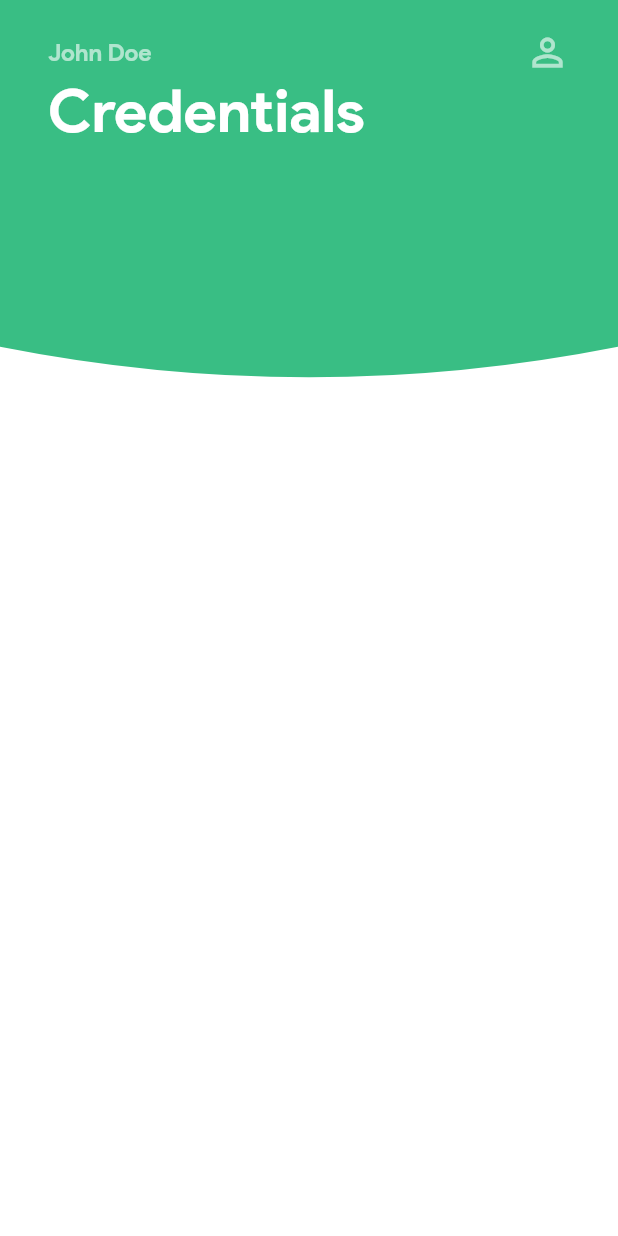
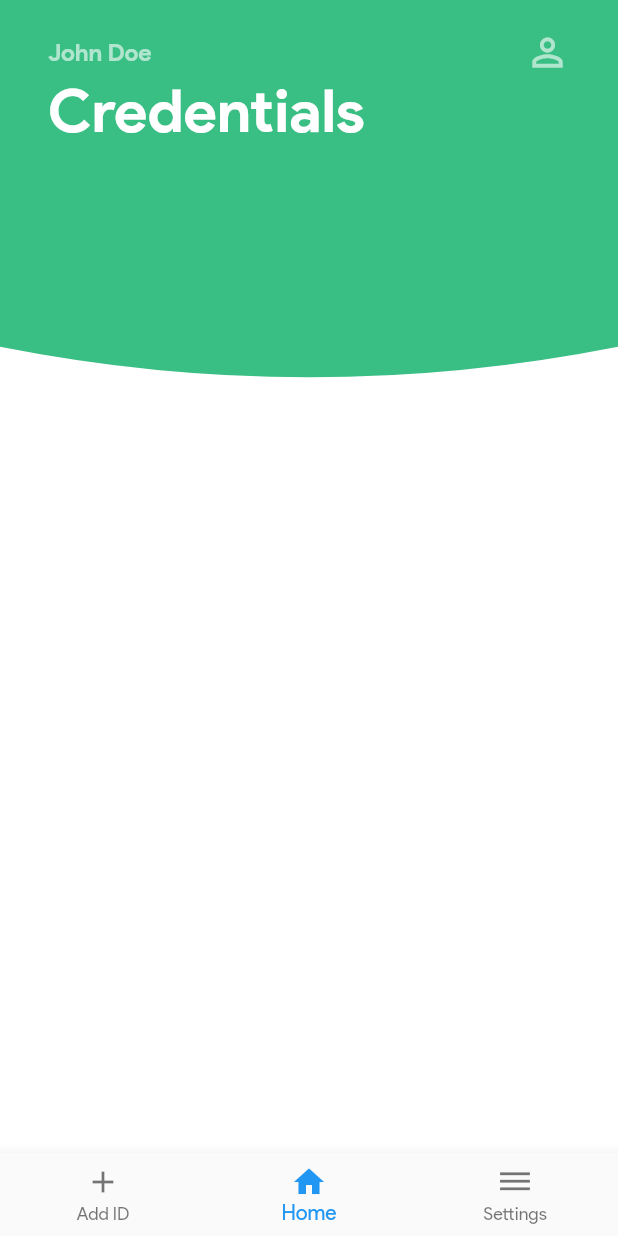
Before and after one commit to FlexFinTx/flutter-wallet, a Flutter app: the HomePage screen opened directly, on a phone screen of 412 x 824 dp. Run offline on Flutter 3.47's test engine with Material 2 defaults, Android fonts, the phone set to English and light mode, and no system bars; missing offline and left inert: qrscan.

Commit message:
added bottom-navbar

```diff
--- a/lib/main.dart
+++ b/lib/main.dart
@@ -1,6 +1,8 @@
 import 'package:flexid_wallet/styles.dart';
 import 'package:flexid_wallet/ui/pages/register/register.dart';
 import 'package:flutter/material.dart';
+
+import 'ui/pages/homepage/homepage.dart';
 
 void main() => runApp(MyApp());
 
@@ -16,6 +18,7 @@ class MyApp extends StatelessWidget {
             primaryColor: primaryColor,
             accentColor: accentColor,
             fontFamily: "ProductSans"),
-        home: Register());
+        // home: Register());
+        home: HomePage());
   }
 }
--- /dev/null
+++ b/lib/ui/components/navigation_bar/bottom_navigation_bar.dart
@@ -0,0 +1,64 @@
+import 'package:flutter/material.dart';
+import 'dart:async';
+import 'package:qrscan/qrscan.dart' as scanner;
+
+class BottomNavigation extends StatefulWidget {
+  @override
+  _BottomNavigationState createState() {
+    return _BottomNavigationState();
+  }
+}
+
+class _BottomNavigationState extends State<BottomNavigation> {
+  int _currentIndex = 1;
+  var result = null;
+  Future _scanQR() async {
+    var qrResult;
+    if (result == null) _currentIndex = 1;
+    qrResult = await scanner.scan();
+
+    setState(() {
+      result = qrResult;
+      _currentIndex = 0;
+    });
+  }
+
+  @override
+  Widget build(BuildContext context) {
+    return Container(
+      height:55,
+      child: Scaffold(
+        bottomNavigationBar: BottomNavigationBar(
+          currentIndex: _currentIndex,
+          items: [
+            BottomNavigationBarItem(
+              icon: Icon(Icons.add),
+              title: Text('Add ID'),
+            ),
+            BottomNavigationBarItem(
+              icon: Icon(Icons.home),
+              title: Text('Home'),
+            ),
+            BottomNavigationBarItem(
+              icon: Icon(Icons.dehaze),
+              title: Text('Settings'),
+            ),
+          ],
+          onTap: (index) {
+            setState(
+              () {
+                _currentIndex = index;
+                if (_currentIndex == 0) {
+                  result = null;
+                  _scanQR();
+                } else {
+                  result = null;
+                }
+              },
+            );
+          },
+        ),
+      ),
+    );
+  }
+}
--- a/lib/ui/pages/homepage/homepage.dart
+++ b/lib/ui/pages/homepage/homepage.dart
@@ -1,6 +1,7 @@
 import 'package:flexid_wallet/styles.dart';
 import 'package:flexid_wallet/ui/components/background/background.dart';
 import 'package:flutter/material.dart';
+import 'package:flexid_wallet/ui/components/navigation_bar/bottom_navigation_bar.dart';
 
 class HomePage extends StatelessWidget {
   @override
@@ -48,8 +49,10 @@ class HomePage extends StatelessWidget {
                 ),
               ),
             ),
-        )
+          ),
         ],
-    ));
+      ),
+      bottomNavigationBar: BottomNavigation(),
+    );
   }
 }
--- a/pubspec.yaml
+++ b/pubspec.yaml
@@ -19,6 +19,7 @@ environment:
 dependencies:
   flutter:
     sdk: flutter
+  qrscan: ^0.2.17
 
   # The following adds the Cupertino Icons font to your application.
   # Use with the CupertinoIcons class for iOS style icons.
```
Also changed, not shown: pubspec.lock, 3 other files. Lines whose indentation alone changed are shown as unchanged.
